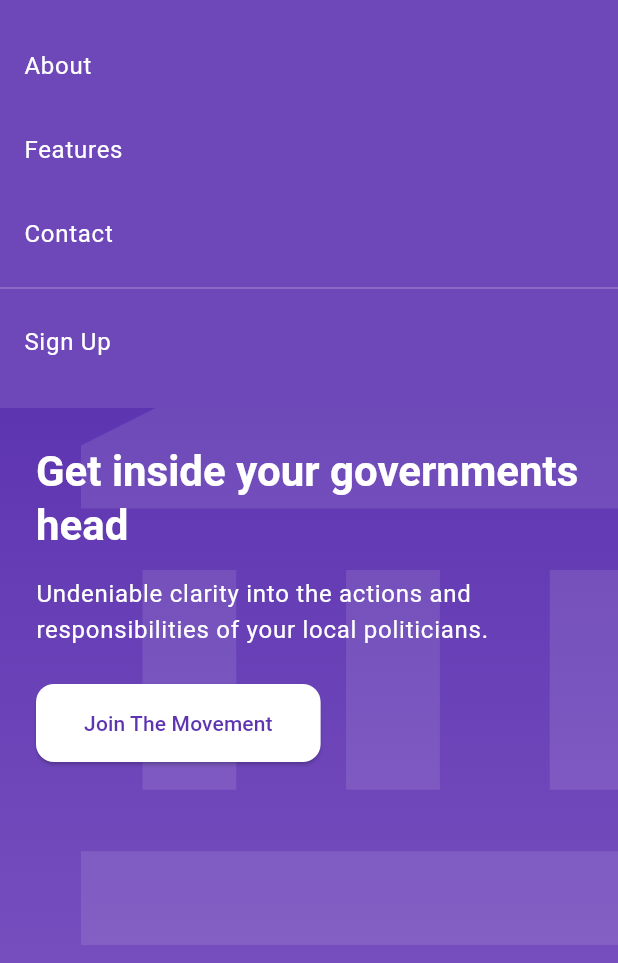
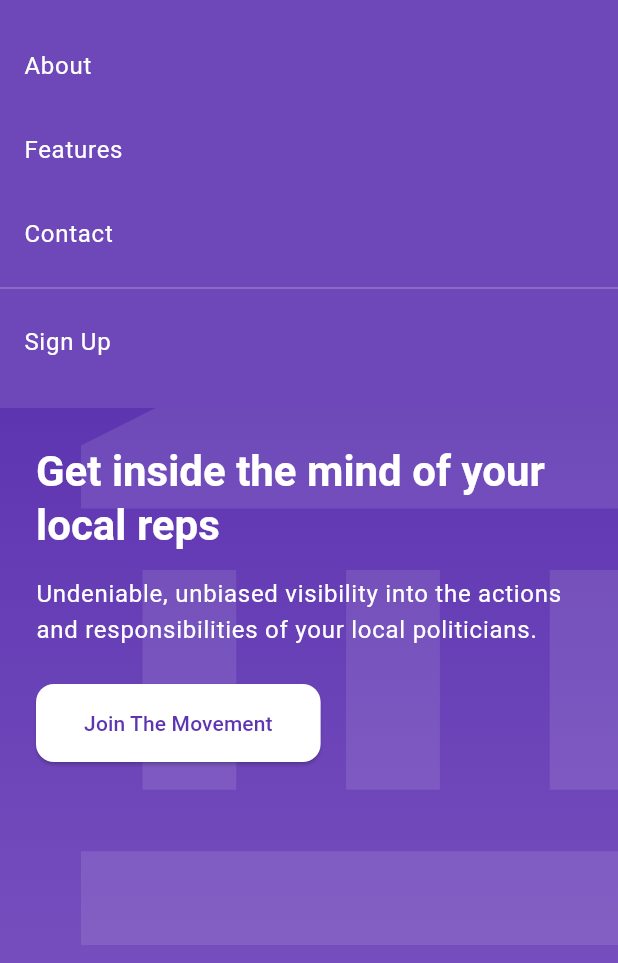
Before and after one commit to jwgillispie/govvy, a Flutter app: the screen it shows after launch, after a tap on the "menu" icon, on a phone screen of 412 x 824 dp, the part 120-1083 px from its top. Run offline on Flutter 3.47's test engine with Material 3 defaults, Android fonts, the phone set to English and light mode, and no system bars; our stand-ins replace cloud_firestore, firebase_auth, firebase_core; accounts and stored records are empty; generated files the repository leaves out were written again.

Commit message:
more stuff for gibby

```diff
--- a/lib/screens/landing/landing_page.dart
+++ b/lib/screens/landing/landing_page.dart
@@ -285,7 +285,7 @@ class _LandingPageState extends State<LandingPage> {
           crossAxisAlignment: CrossAxisAlignment.start,
           children: [
             Text(
-              'Get inside your governments head',
+              'Get inside the mind of your local reps',
               style: Theme.of(context).textTheme.headlineMedium?.copyWith(
                     color: Colors.white,
                     fontSize: 28,
@@ -293,7 +293,7 @@ class _LandingPageState extends State<LandingPage> {
             ),
             const SizedBox(height: 16),
             Text(
-              'Undeniable clarity into the actions and responsibilities of your local politicians.',
+              'Undeniable, unbiased visibility into the actions and responsibilities of your local politicians.',
               style: Theme.of(context).textTheme.bodyLarge?.copyWith(
                     color: Colors.white,
                     fontSize: 16,
@@ -803,7 +803,7 @@ class _LandingPageState extends State<LandingPage> {
                               crossAxisAlignment: CrossAxisAlignment.start,
                               children: [
                                 const Text(
-                                  'Email Me',
+                                  'Email Us',
                                   style: TextStyle(
                                     fontWeight: FontWeight.bold,
                                     fontSize: 16,
@@ -814,6 +814,18 @@ class _LandingPageState extends State<LandingPage> {
                                   onTap: _launchEmail,
                                   child: Text(
                                     'jordangillispie@outlook.com',
+                                    style: TextStyle(
+                                      color:
+                                          Theme.of(context).colorScheme.primary,
+                                      decoration: TextDecoration.underline,
+                                    ),
+                                  ),
+                                ),
+                                const SizedBox(height: 4),
+                                InkWell(
+                                  onTap: _launchEmail,
+                                  child: Text(
+                                    'caitlyng129@gmail.com',
                                     style: TextStyle(
                                       color:
                                           Theme.of(context).colorScheme.primary,
@@ -847,7 +859,7 @@ class _LandingPageState extends State<LandingPage> {
                               crossAxisAlignment: CrossAxisAlignment.start,
                               children: [
                                 const Text(
-                                  'Call Me',
+                                  'Call Us',
                                   style: TextStyle(
                                     fontWeight: FontWeight.bold,
                                     fontSize: 16,
@@ -858,6 +870,18 @@ class _LandingPageState extends State<LandingPage> {
                                   onTap: _launchCall,
                                   child: Text(
                                     '(352) 327-1969',
+                                    style: TextStyle(
+                                      color:
+                                          Theme.of(context).colorScheme.primary,
+                                      decoration: TextDecoration.underline,
+                                    ),
+                                  ),
+                                ),
+                                const SizedBox(height: 4),
+                                InkWell(
+                                  onTap: _launchCall,
+                                  child: Text(
+                                    '(443) 223-6741',
                                     style: TextStyle(
                                       color:
                                           Theme.of(context).colorScheme.primary,
```
